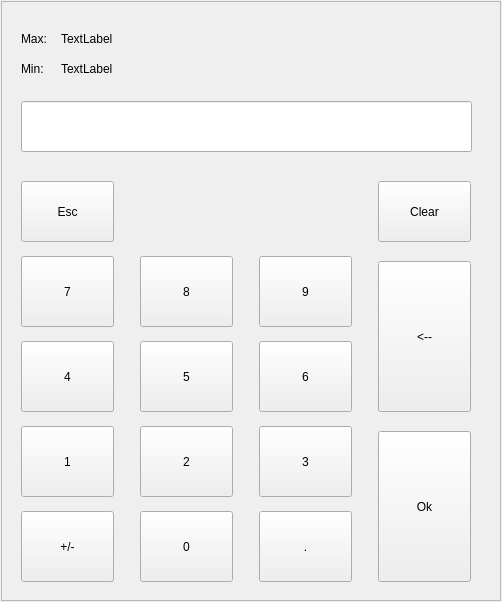
Old version of the form numpad.ui in the repository st9540808/qt-numpad.
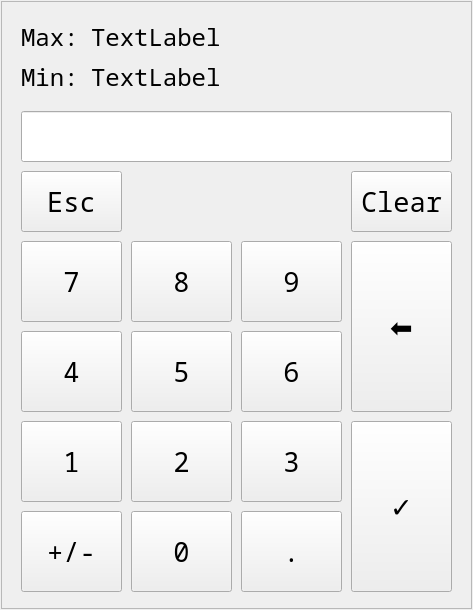
New version of the form.

What changed in the file:
```diff
--- a/numpad.ui
+++ b/numpad.ui
@@ -6,8 +6,8 @@
    <rect>
     <x>0</x>
     <y>0</y>
-    <width>502</width>
-    <height>602</height>
+    <width>473</width>
+    <height>610</height>
    </rect>
   </property>
   <property name="windowTitle">
@@ -24,8 +24,8 @@
     <rect>
      <x>1</x>
      <y>1</y>
-     <width>500</width>
-     <height>600</height>
+     <width>471</width>
+     <height>608</height>
     </rect>
    </property>
    <property name="frameShape">
@@ -37,12 +37,21 @@
    <widget class="QLabel" name="lbl_max_value">
     <property name="geometry">
      <rect>
-      <x>60</x>
-      <y>30</y>
-      <width>91</width>
-      <height>16</height>
+      <x>90</x>
+      <y>20</y>
+      <width>161</width>
+      <height>31</height>
      </rect>
     </property>
+    <property name="font">
+     <font>
+      <family>Noto Sans Mono</family>
+      <pointsize>18</pointsize>
+      <weight>50</weight>
+      <bold>false</bold>
+      <kerning>true</kerning>
+     </font>
+    </property>
     <property name="text">
      <string notr="true">TextLabel</string>
     </property>
@@ -53,12 +62,21 @@
    <widget class="QLabel" name="lbl_min_value">
     <property name="geometry">
      <rect>
-      <x>60</x>
+      <x>90</x>
       <y>60</y>
-      <width>91</width>
-      <height>16</height>
+      <width>151</width>
+      <height>31</height>
      </rect>
     </property>
+    <property name="font">
+     <font>
+      <family>Noto Sans Mono</family>
+      <pointsize>18</pointsize>
+      <weight>50</weight>
+      <bold>false</bold>
+      <kerning>true</kerning>
+     </font>
+    </property>
     <property name="text">
      <string notr="true">TextLabel</string>
     </property>
@@ -67,11 +85,20 @@
     <property name="geometry">
      <rect>
       <x>20</x>
-      <y>30</y>
-      <width>31</width>
-      <height>16</height>
+      <y>20</y>
+      <width>61</width>
+      <height>31</height>
      </rect>
     </property>
+    <property name="font">
+     <font>
+      <family>Noto Sans Mono</family>
+      <pointsize>18</pointsize>
+      <weight>50</weight>
+      <bold>false</bold>
+      <kerning>true</kerning>
+     </font>
+    </property>
     <property name="text">
      <string>Max:</string>
     </property>
@@ -81,10 +108,19 @@
      <rect>
       <x>20</x>
       <y>60</y>
-      <width>31</width>
-      <height>16</height>
+      <width>61</width>
+      <height>31</height>
      </rect>
     </property>
+    <property name="font">
+     <font>
+      <family>Noto Sans Mono</family>
+      <pointsize>18</pointsize>
+      <weight>50</weight>
+      <bold>false</bold>
+      <kerning>true</kerning>
+     </font>
+    </property>
     <property name="text">
      <string>Min:</string>
     </property>
@@ -93,16 +129,18 @@
     <property name="geometry">
      <rect>
       <x>20</x>
-      <y>100</y>
-      <width>451</width>
+      <y>110</y>
+      <width>431</width>
       <height>51</height>
      </rect>
     </property>
     <property name="font">
      <font>
-      <pointsize>10</pointsize>
-      <weight>75</weight>
-      <bold>true</bold>
+      <family>Noto Sans Mono</family>
+      <pointsize>20</pointsize>
+      <weight>50</weight>
+      <bold>false</bold>
+      <kerning>true</kerning>
      </font>
     </property>
     <property name="focusPolicy">
@@ -116,11 +154,21 @@
     <property name="geometry">
      <rect>
       <x>20</x>
-      <y>180</y>
-      <width>93</width>
+      <y>170</y>
+      <width>101</width>
       <height>61</height>
      </rect>
     </property>
+    <property name="font">
+     <font>
+      <family>Noto Sans Mono</family>
+      <pointsize>20</pointsize>
+      <weight>50</weight>
+      <italic>false</italic>
+      <bold>false</bold>
+      <kerning>true</kerning>
+     </font>
+    </property>
     <property name="focusPolicy">
      <enum>Qt::NoFocus</enum>
     </property>
@@ -148,10 +196,20 @@
      <rect>
       <x>20</x>
       <y>510</y>
-      <width>93</width>
-      <height>71</height>
+      <width>101</width>
+      <height>81</height>
      </rect>
     </property>
+    <property name="font">
+     <font>
+      <family>Noto Sans Mono</family>
+      <pointsize>20</pointsize>
+      <weight>50</weight>
+      <italic>false</italic>
+      <bold>false</bold>
+      <kerning>true</kerning>
+     </font>
+    </property>
     <property name="focusPolicy">
      <enum>Qt::NoFocus</enum>
     </property>
@@ -177,12 +235,22 @@
    <widget class="QPushButton" name="btn_9">
     <property name="geometry">
      <rect>
-      <x>258</x>
-      <y>255</y>
-      <width>93</width>
-      <height>71</height>
+      <x>240</x>
+      <y>240</y>
+      <width>101</width>
+      <height>81</height>
      </rect>
     </property>
+    <property name="font">
+     <font>
+      <family>Noto Sans Mono</family>
+      <pointsize>20</pointsize>
+      <weight>50</weight>
+      <italic>false</italic>
+      <bold>false</bold>
+      <kerning>true</kerning>
+     </font>
+    </property>
     <property name="focusPolicy">
      <enum>Qt::NoFocus</enum>
     </property>
@@ -209,11 +277,21 @@
     <property name="geometry">
      <rect>
       <x>20</x>
-      <y>425</y>
-      <width>93</width>
-      <height>71</height>
+      <y>420</y>
+      <width>101</width>
+      <height>81</height>
      </rect>
     </property>
+    <property name="font">
+     <font>
+      <family>Noto Sans Mono</family>
+      <pointsize>20</pointsize>
+      <weight>50</weight>
+      <italic>false</italic>
+      <bold>false</bold>
+      <kerning>true</kerning>
+     </font>
+    </property>
     <property name="focusPolicy">
      <enum>Qt::NoFocus</enum>
     </property>
@@ -239,12 +317,22 @@
    <widget class="QPushButton" name="btn_5">
     <property name="geometry">
      <rect>
-      <x>139</x>
-      <y>340</y>
-      <width>93</width>
-      <height>71</height>
+      <x>130</x>
+      <y>330</y>
+      <width>101</width>
+      <height>81</height>
      </rect>
     </property>
+    <property name="font">
+     <font>
+      <family>Noto Sans Mono</family>
+      <pointsize>20</pointsize>
+      <weight>50</weight>
+      <italic>false</italic>
+      <bold>false</bold>
+      <kerning>true</kerning>
+     </font>
+    </property>
     <property name="focusPolicy">
      <enum>Qt::NoFocus</enum>
     </property>
@@ -270,12 +358,22 @@
    <widget class="QPushButton" name="btn_period">
     <property name="geometry">
      <rect>
-      <x>258</x>
+      <x>240</x>
       <y>510</y>
-      <width>93</width>
-      <height>71</height>
+      <width>101</width>
+      <height>81</height>
      </rect>
     </property>
+    <property name="font">
+     <font>
+      <family>Noto Sans Mono</family>
+      <pointsize>20</pointsize>
+      <weight>50</weight>
+      <italic>false</italic>
+      <bold>false</bold>
+      <kerning>true</kerning>
+     </font>
+    </property>
     <property name="focusPolicy">
      <enum>Qt::NoFocus</enum>
     </property>
@@ -302,11 +400,21 @@
     <property name="geometry">
      <rect>
       <x>20</x>
-      <y>255</y>
-      <width>93</width>
-      <height>71</height>
+      <y>240</y>
+      <width>101</width>
+      <height>81</height>
      </rect>
     </property>
+    <property name="font">
+     <font>
+      <family>Noto Sans Mono</family>
+      <pointsize>20</pointsize>
+      <weight>50</weight>
+      <italic>false</italic>
+      <bold>false</bold>
+      <kerning>true</kerning>
+     </font>
+    </property>
     <property name="focusPolicy">
      <enum>Qt::NoFocus</enum>
     </property>
@@ -332,12 +440,22 @@
    <widget class="QPushButton" name="btn_2">
     <property name="geometry">
      <rect>
-      <x>139</x>
-      <y>425</y>
-      <width>93</width>
-      <height>71</height>
+      <x>130</x>
+      <y>420</y>
+      <width>101</width>
+      <height>81</height>
      </rect>
     </property>
+    <property name="font">
+     <font>
+      <family>Noto Sans Mono</family>
+      <pointsize>20</pointsize>
+      <weight>50</weight>
+      <italic>false</italic>
+      <bold>false</bold>
+      <kerning>true</kerning>
+     </font>
+    </property>
     <property name="focusPolicy">
      <enum>Qt::NoFocus</enum>
     </property>
@@ -363,12 +481,22 @@
    <widget class="QPushButton" name="btn_8">
     <property name="geometry">
      <rect>
-      <x>139</x>
-      <y>255</y>
-      <width>93</width>
-      <height>71</height>
+      <x>130</x>
+      <y>240</y>
+      <width>101</width>
+      <height>81</height>
      </rect>
     </property>
+    <property name="font">
+     <font>
+      <family>Noto Sans Mono</family>
+      <pointsize>20</pointsize>
+      <weight>50</weight>
+      <italic>false</italic>
+      <bold>false</bold>
+      <kerning>true</kerning>
+     </font>
+    </property>
     <property name="focusPolicy">
      <enum>Qt::NoFocus</enum>
     </property>
@@ -394,12 +522,22 @@
    <widget class="QPushButton" name="btn_6">
     <property name="geometry">
      <rect>
-      <x>258</x>
-      <y>340</y>
-      <width>93</width>
-      <height>71</height>
+      <x>240</x>
+      <y>330</y>
+      <width>101</width>
+      <height>81</height>
      </rect>
     </property>
+    <property name="font">
+     <font>
+      <family>Noto Sans Mono</family>
+      <pointsize>20</pointsize>
+      <weight>50</weight>
+      <italic>false</italic>
+      <bold>false</bold>
+      <kerning>true</kerning>
+     </font>
+    </property>
     <property name="focusPolicy">
      <enum>Qt::NoFocus</enum>
     </property>
@@ -426,11 +564,21 @@
     <property name="geometry">
      <rect>
       <x>20</x>
-      <y>340</y>
-      <width>93</width>
-      <height>71</height>
+      <y>330</y>
+      <width>101</width>
+      <height>81</height>
      </rect>
     </property>
+    <property name="font">
+     <font>
+      <family>Noto Sans Mono</family>
+      <pointsize>20</pointsize>
+      <weight>50</weight>
+      <italic>false</italic>
+      <bold>false</bold>
+      <kerning>true</kerning>
+     </font>
+    </property>
     <property name="focusPolicy">
      <enum>Qt::NoFocus</enum>
     </property>
@@ -456,12 +604,22 @@
    <widget class="QPushButton" name="btn_0">
     <property name="geometry">
      <rect>
-      <x>139</x>
+      <x>130</x>
       <y>510</y>
-      <width>93</width>
-      <height>71</height>
+      <width>101</width>
+      <height>81</height>
      </rect>
     </property>
+    <property name="font">
+     <font>
+      <family>Noto Sans Mono</family>
+      <pointsize>20</pointsize>
+      <weight>50</weight>
+      <italic>false</italic>
+      <bold>false</bold>
+      <kerning>true</kerning>
+     </font>
+    </property>
     <property name="focusPolicy">
      <enum>Qt::NoFocus</enum>
     </property>
@@ -487,12 +645,22 @@
    <widget class="QPushButton" name="btn_3">
     <property name="geometry">
      <rect>
-      <x>258</x>
-      <y>425</y>
-      <width>93</width>
-      <height>71</height>
+      <x>240</x>
+      <y>420</y>
+      <width>101</width>
+      <height>81</height>
      </rect>
     </property>
+    <property name="font">
+     <font>
+      <family>Noto Sans Mono</family>
+      <pointsize>20</pointsize>
+      <weight>50</weight>
+      <italic>false</italic>
+      <bold>false</bold>
+      <kerning>true</kerning>
+     </font>
+    </property>
     <property name="focusPolicy">
      <enum>Qt::NoFocus</enum>
     </property>
@@ -518,12 +686,22 @@
    <widget class="QPushButton" name="btn_clear">
     <property name="geometry">
      <rect>
-      <x>377</x>
-      <y>180</y>
-      <width>93</width>
+      <x>350</x>
+      <y>170</y>
+      <width>101</width>
       <height>61</height>
      </rect>
     </property>
+    <property name="font">
+     <font>
+      <family>Noto Sans Mono</family>
+      <pointsize>20</pointsize>
+      <weight>50</weight>
+      <italic>false</italic>
+      <bold>false</bold>
+      <kerning>true</kerning>
+     </font>
+    </property>
     <property name="focusPolicy">
      <enum>Qt::NoFocus</enum>
     </property>
@@ -533,6 +711,12 @@
     <property name="text">
      <string notr="true">Clear</string>
     </property>
+    <property name="iconSize">
+     <size>
+      <width>35</width>
+      <height>35</height>
+     </size>
+    </property>
     <property name="btnMode" stdset="0">
      <number>2</number>
     </property>
@@ -549,12 +733,22 @@
    <widget class="QPushButton" name="btn_backspace">
     <property name="geometry">
      <rect>
-      <x>377</x>
-      <y>260</y>
-      <width>93</width>
-      <height>151</height>
+      <x>350</x>
+      <y>240</y>
+      <width>101</width>
+      <height>171</height>
      </rect>
     </property>
+    <property name="font">
+     <font>
+      <family>Noto Sans Mono</family>
+      <pointsize>20</pointsize>
+      <weight>50</weight>
+      <italic>false</italic>
+      <bold>false</bold>
+      <kerning>true</kerning>
+     </font>
+    </property>
     <property name="focusPolicy">
      <enum>Qt::NoFocus</enum>
     </property>
@@ -562,7 +756,16 @@
      <string notr="true"/>
     </property>
     <property name="text">
-     <string notr="true">&lt;--</string>
+     <string notr="true">⬅</string>
+    </property>
+    <property name="iconSize">
+     <size>
+      <width>35</width>
+      <height>35</height>
+     </size>
+    </property>
+    <property name="autoRepeat">
+     <bool>true</bool>
     </property>
     <property name="btnMode" stdset="0">
      <number>2</number>
@@ -580,12 +783,22 @@
    <widget class="QPushButton" name="btn_enter">
     <property name="geometry">
      <rect>
-      <x>377</x>
-      <y>430</y>
-      <width>93</width>
-      <height>151</height>
+      <x>350</x>
+      <y>420</y>
+      <width>101</width>
+      <height>171</height>
      </rect>
     </property>
+    <property name="font">
+     <font>
+      <family>Noto Sans Mono</family>
+      <pointsize>20</pointsize>
+      <weight>50</weight>
+      <italic>false</italic>
+      <bold>false</bold>
+      <kerning>true</kerning>
+     </font>
+    </property>
     <property name="focusPolicy">
      <enum>Qt::NoFocus</enum>
     </property>
@@ -593,7 +806,13 @@
      <string notr="true"/>
     </property>
     <property name="text">
-     <string notr="true">Ok</string>
+     <string notr="true">✓</string>
+    </property>
+    <property name="iconSize">
+     <size>
+      <width>35</width>
+      <height>35</height>
+     </size>
     </property>
     <property name="btnMode" stdset="0">
      <number>2</number>
```
Left out of the diff: 3 changed lines with no effect on the pictures.
